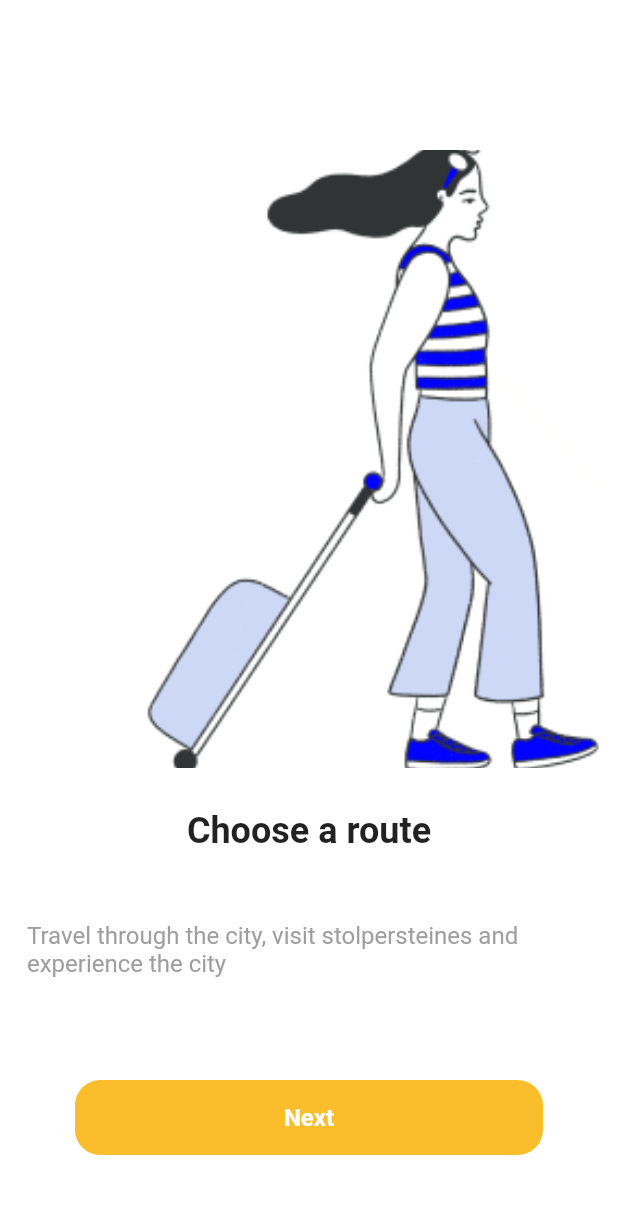
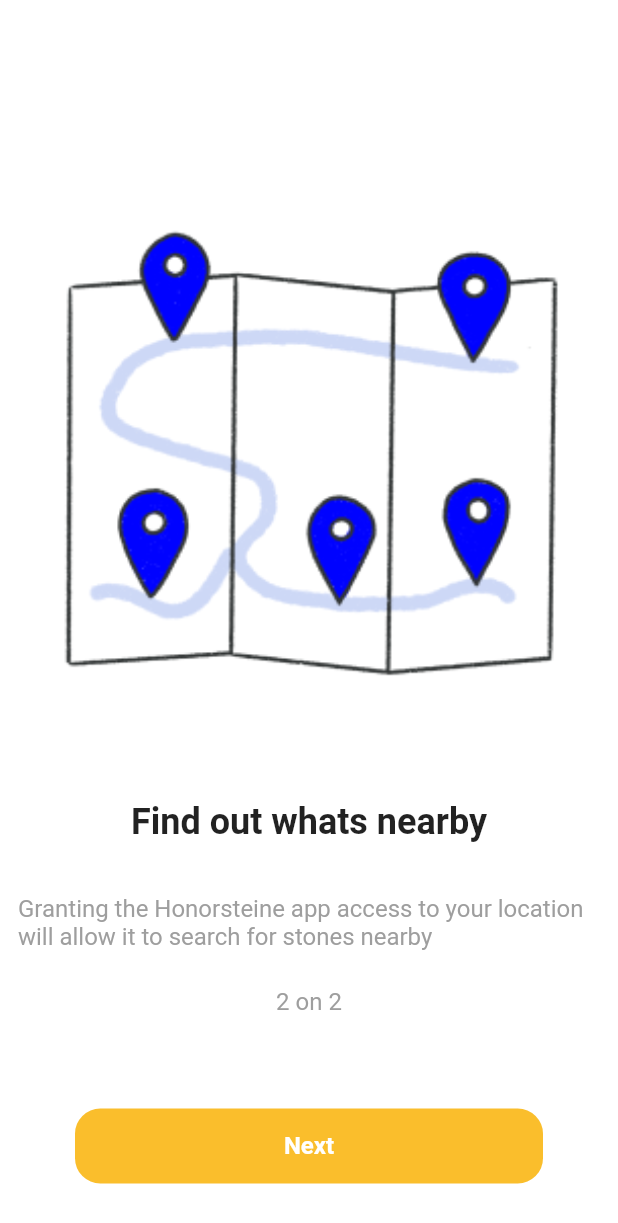
Before and after one commit to xXManntXx/honorsteine, a Flutter app: the screen it shows after launch, after a tap on "Next", on a phone screen of 412 x 824 dp. Shown: the top 1223 px of the screen. Run offline on Flutter 3.47's test engine with Material 2 defaults, Android fonts, the phone set to English and light mode, and no system bars; network calls fail.

Commit message:
Onboarding page working, linking to chatBot. Still lot of UI work to do

```diff
--- a/lib/custom_widgets/HS_OnboardingTip.dart
+++ b/lib/custom_widgets/HS_OnboardingTip.dart
@@ -25,11 +25,28 @@ class HS_OnBoardingTip extends StatelessWidget {
             ),
           ),
         ),
-        SizedBox(height: 10.0),
+        const SizedBox(height: 10.0),
         HS_text_title(text: title),
-        SizedBox(height: 10.0),
+        const SizedBox(height: 10.0),
         HS_text_content(text: content),
       ],
     );
   }
 }
+
+List<HS_OnBoardingTip> getAllOnBoardingTips(){
+  return [
+    const HS_OnBoardingTip(
+      imageUrl: 'assets/HS_onboarding_1.png',
+      title: 'Choose a route',
+      content:
+      'Travel through the city, visit stolpersteines and experience the city',
+    ),
+    const HS_OnBoardingTip(
+      imageUrl: 'assets/HS_onboarding_2.png',
+      title: 'Find out whats nearby',
+      content:
+      'Granting the Honorsteine app access to your location will allow it to search for stones nearby',
+    ),
+  ];
+}
--- a/lib/custom_widgets/HS_texts.dart
+++ b/lib/custom_widgets/HS_texts.dart
@@ -8,7 +8,7 @@ class HS_text_title extends StatelessWidget {
   @override
   Widget build(BuildContext context) {
     return Padding(
-      padding: const EdgeInsets.all(18.0),
+      padding: const EdgeInsets.all(12.0),
       child: Text(
         text,
         style: const TextStyle(
@@ -28,7 +28,7 @@ class HS_text_content extends StatelessWidget {
   @override
   Widget build(BuildContext context) {
     return Padding(
-      padding: const EdgeInsets.all(18.0),
+      padding: const EdgeInsets.all(12.0),
       child: Text(
         text,
         style: const TextStyle(
--- a/lib/main.dart
+++ b/lib/main.dart
@@ -23,7 +23,7 @@ class MyApp extends StatelessWidget {
         // or simply save your changes to "hot reload" in a Flutter IDE).
         // Notice that the counter didn't reset back to zero; the application
         // is not restarted.
-        primarySwatch: Colors.blue,
+        primarySwatch: Colors.amber,
       ),
       home: const SplashScreen(),
       debugShowCheckedModeBanner: false,
--- a/lib/screens/onboardingPage.dart
+++ b/lib/screens/onboardingPage.dart
@@ -2,6 +2,8 @@ import 'package:flutter/material.dart';
 import 'package:honorsteine/API_res/stolpersteineData.dart';
 import 'package:honorsteine/custom_widgets/HS_OnboardingTip.dart';
 import 'package:honorsteine/custom_widgets/HS_button.dart';
+import 'package:honorsteine/custom_widgets/HS_texts.dart';
+import 'package:honorsteine/screens/homePage.dart';
 
 class OnBoardingPage extends StatefulWidget {
   final Future<List<StolpersteineData>> allVictims;
@@ -13,6 +15,9 @@ class OnBoardingPage extends StatefulWidget {
 }
 
 class _OnBoardingPageState extends State<OnBoardingPage> {
+  List<HS_OnBoardingTip> allOnboardingTips = getAllOnBoardingTips();
+  int indexOnboardingTip = 0;
+
   @override
   Widget build(BuildContext context) {
     return Scaffold(
@@ -20,12 +25,8 @@ class _OnBoardingPageState extends State<OnBoardingPage> {
       body: Column(
         children: [
           SizedBox(height: 100),
-          HS_OnBoardingTip(
-            imageUrl: 'assets/HS_onboarding_1.png',
-            title: 'Choose a route',
-            content:
-                'Travel through the city, visit stolpersteines and experience the city',
-          ),
+          allOnboardingTips[indexOnboardingTip],
+          HS_text_content(text: "${indexOnboardingTip+1} on ${allOnboardingTips.length}"),
           HS_button(
             text: "Next",
             onPressed: nextTip,
@@ -36,6 +37,19 @@ class _OnBoardingPageState extends State<OnBoardingPage> {
   }
 
   void nextTip() {
-    print(">>> Next tip");
+    setState(() {
+      if (indexOnboardingTip+1 >= allOnboardingTips.length) {
+        Navigator.of(context).pushReplacement(
+          MaterialPageRoute(
+              builder: (context) => MyHomePage(
+                    title: "Honorsteine",
+                    allVictims: widget.allVictims,
+                  )),
+        );
+      }
+      else{
+        indexOnboardingTip++;
+      }
+    });
   }
 }
--- a/lib/screens/splashScreen.dart
+++ b/lib/screens/splashScreen.dart
@@ -3,7 +3,7 @@ import 'dart:async';
 import 'package:flutter/material.dart';
 import 'package:honorsteine/API_res/API_fetch.dart';
 import 'package:honorsteine/API_res/stolpersteineData.dart';
-import 'package:honorsteine/homepage.dart';
+import 'package:honorsteine/screens/homePage.dart';
 import 'package:honorsteine/screens/onboardingPage.dart';
 
 class SplashScreen extends StatefulWidget {
```
Also changed, not shown: lib/screens/homePage.dart (renamed from lib/homepage.dart, +9 -10 lines), lib/screens/stolpersteineDetailsPage.dart (+11 -6 lines), lib/screens/victimListPage.dart (+15 -4 lines).
